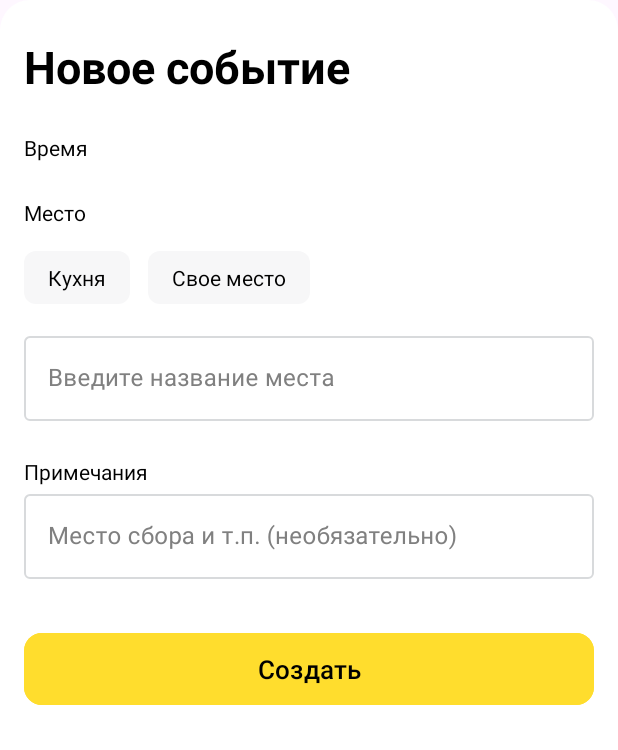
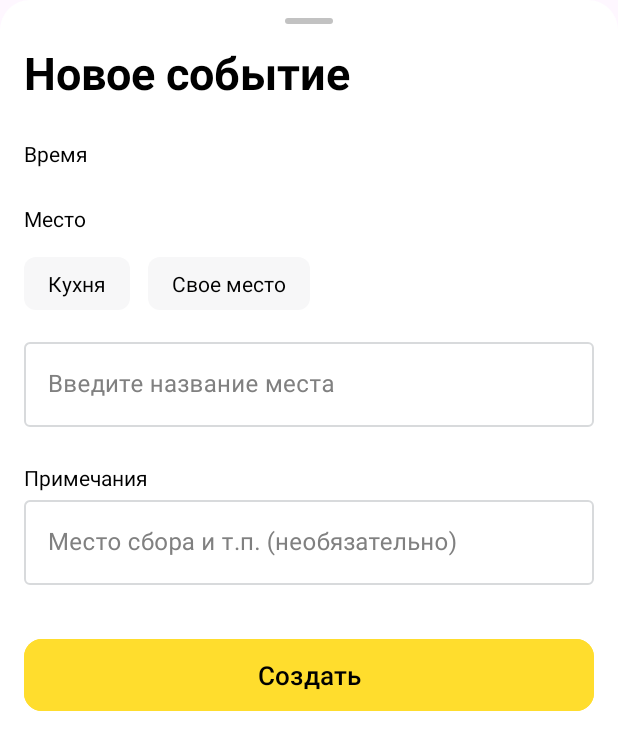
Before and after one commit to t-lunch/t-lunch-android, an Android app: the layout fragment_bottom_sheet_create_lunch.xml on its own in the app's theme, with its tools: preview values and no code run, on a phone screen of 412 x 824 dp. Shown: the top 750 px of the screen. Run offline under Robolectric (Android 15) with nearby library versions, the phone set to English and light mode, and no system bars.

Commit message:
feat: добавление DragHandleView и корректировка отступов заголовка
Добавлен BottomSheetDragHandleView для улучшения взаимодействия с боттомшитом. Корректировка отступов заголовка для корректного расположения относительно DragHandleView.

```diff
--- a/app/src/main/res/layout/fragment_bottom_sheet_create_lunch.xml
+++ b/app/src/main/res/layout/fragment_bottom_sheet_create_lunch.xml
@@ -6,20 +6,29 @@
     android:layout_width="match_parent"
     android:layout_height="wrap_content"
     android:paddingHorizontal="16dp"
-    android:paddingTop="24dp"
     android:paddingBottom="32dp"
     app:behavior_draggable="true">
+
+    <com.google.android.material.bottomsheet.BottomSheetDragHandleView
+        android:id="@+id/drag_handle"
+        app:tint="@color/shimmerColor"
+        android:layout_width="match_parent"
+        android:layout_height="wrap_content"
+        app:layout_constraintEnd_toEndOf="parent"
+        app:layout_constraintStart_toStartOf="parent"
+        app:layout_constraintTop_toTopOf="parent" />
 
     <TextView
         android:id="@+id/header"
         android:layout_width="match_parent"
         android:layout_height="wrap_content"
+        android:layout_marginTop="-20dp"
         android:text="@string/new_event"
         android:textColor="@color/black"
         android:textSize="30sp"
         android:textStyle="bold"
         app:layout_constraintStart_toStartOf="parent"
-        app:layout_constraintTop_toTopOf="parent" />
+        app:layout_constraintTop_toBottomOf="@id/drag_handle" />
 
     <TextView
         android:id="@+id/time_subheader"
```
